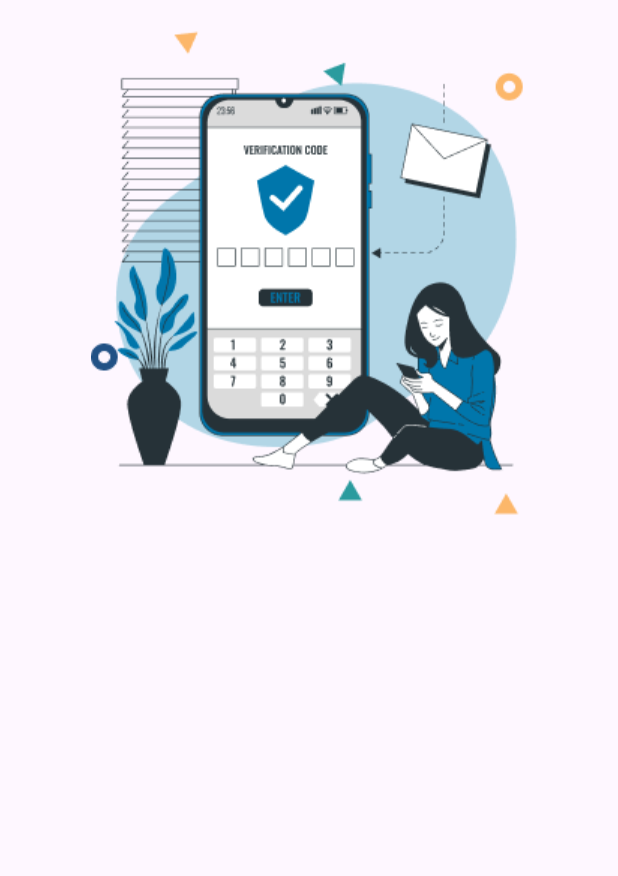
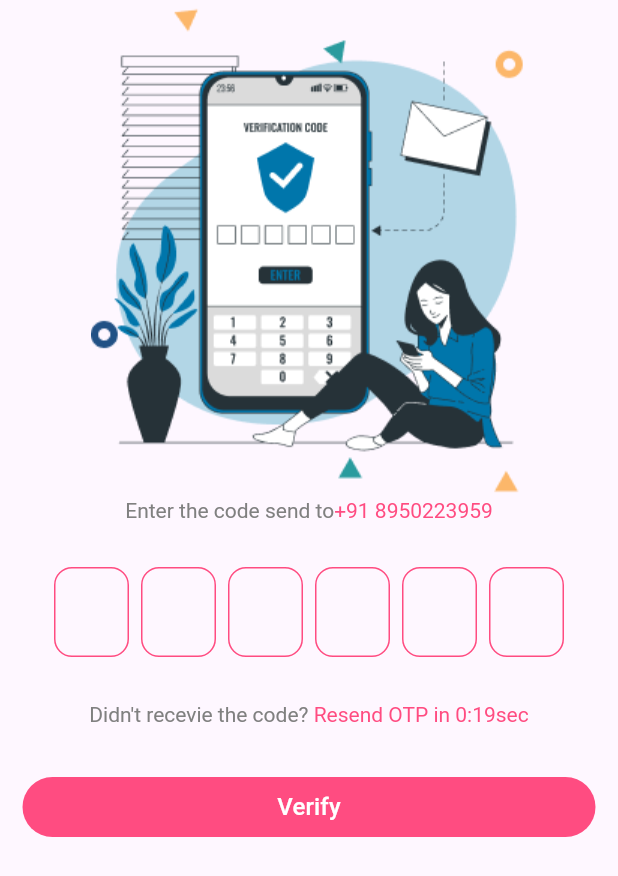
Before and after one commit to batesar007/DatingApp, a Flutter app: the Otpscreen screen opened directly, on a phone screen of 412 x 824 dp. Shown: the top 876 px of the screen. Run offline on Flutter 3.47's test engine with Material 3 defaults, Android fonts, the phone set to English and light mode, and no system bars; drawn by our look-alikes of pinput; our stand-ins replace cloud_firestore, firebase_auth, firebase_core, gap, google_fonts, intl_phone_field and 1 more; accounts and stored records are empty; Roboto replaces fonts that are missing (Ubuntu).

```diff
--- a/lib/resources/components/Btn/CommonBtn.dart
+++ b/lib/resources/components/Btn/CommonBtn.dart
@@ -59,16 +59,13 @@ class CommonBtn extends StatelessWidget {
 //     path.lineTo(size.width, size.height);
 //     path.lineTo(0, size.height);
 //     path.close();
-
 //     canvas.drawPath(path, paint);
 //   }
-
 //   @override
 //   bool shouldRepaint(covariant CustomPainter oldDelegate) {
 //     return false;
 //   }
 // }
-
 // class CustomWavePainterExample extends StatelessWidget {
 //   @override
 //   Widget build(BuildContext context) {
--- a/lib/resources/constant/colorsheet.dart
+++ b/lib/resources/constant/colorsheet.dart
@@ -4,6 +4,8 @@ class Appcolor {
   Color Premiery = const Color(0xFFFF4C81);
   Color White = const Color(0xFFFFffff);
   Color Blue = const Color(0xff3850FB);
-  Color Black = const Color(0xffff);
+  Color Black = const Color(0xff000000);
+  Color grey = const Color(0xFF808080);
+  Color green = Color(0xFF008000);
   // Color SecondPremiery =  Color.fromARGB(0, 249, 71, 166).withOpacity(2);
 }
--- a/lib/screens/Auth/OtpScreen.dart
+++ b/lib/screens/Auth/OtpScreen.dart
@@ -1,33 +1,122 @@
+import 'dart:async';
+
+import 'package:dating_app/resources/components/Btn/CommonBtn.dart';
+import 'package:dating_app/resources/constant/AppService.dart';
 import 'package:dating_app/resources/constant/ImgPath.dart';
 import 'package:dating_app/resources/constant/colorsheet.dart';
 import 'package:dating_app/resources/constant/stylesheet.dart';
+import 'package:dating_app/screens/AppInformationScreen.dart';
 import 'package:flutter/material.dart';
+import 'package:gap/gap.dart';
+import 'package:pinput/pinput.dart';
 
-class Otpscreen extends StatelessWidget {
+class Otpscreen extends StatefulWidget {
   Otpscreen({super.key});
+
+  @override
+  State<Otpscreen> createState() => _OtpscreenState();
+}
+
+class _OtpscreenState extends State<Otpscreen> {
   final appimg = Appimg();
   final font = AppTextTheme();
   final appclr = Appcolor();
+  int time = 20;
+  String otp = "";
+  @override
+  void initState() {
+    // TODO: implement initState
+    super.initState();
+    getTimer();
+  }
+
   @override
   Widget build(BuildContext context) {
     return Scaffold(
       body: SafeArea(
+        child: SingleChildScrollView(
           child: Padding(
-          padding: const EdgeInsets.all(15.0),
+            padding: const EdgeInsets.symmetric(horizontal: 15),
             child: Column(
               children: [
                 Center(child: Image.asset(appimg.Otpimg)),
                 RichText(
                     text: TextSpan(
-                      style: font.fs14Normal().copyWith(color: appclr.Black),
+                        style: font.fs14Normal().copyWith(color: appclr.grey),
                         children: [
                       TextSpan(text: "Enter the code send to"),
-                    TextSpan(text: "+91 8950223959")
-                  ]))
+                      TextSpan(
+                        text: "+91 8950223959",
+                        style:
+                            font.fs14Normal().copyWith(color: appclr.Premiery),
+                      )
+                    ])),
+                Gap(30),
+                Pinput(
+                  onChanged: (v) => setState(() {
+                    otp = v;
+                  }),
+                  length: 6,
+                  mainAxisAlignment: MainAxisAlignment.spaceBetween,
+                  submittedPinTheme: PinTheme(
+                      width: 50,
+                      height: 60,
+                      decoration: BoxDecoration(
+                          border: Border.all(color: appclr.green),
+                          borderRadius: BorderRadius.circular(12))),
+                  focusedPinTheme: PinTheme(
+                      width: 50,
+                      height: 60,
+                      decoration: BoxDecoration(
+                          border: Border.all(color: appclr.green),
+                          borderRadius: BorderRadius.circular(12))),
+                  defaultPinTheme: PinTheme(
+                      width: 50,
+                      height: 60,
+                      decoration: BoxDecoration(
+                          border: Border.all(color: appclr.Premiery),
+                          borderRadius: BorderRadius.circular(12))),
+                ),
+                Gap(30),
+                RichText(
+                    text: TextSpan(
+                        style: font.fs14Normal().copyWith(color: appclr.grey),
+                        children: [
+                      TextSpan(text: "Didn't recevie the code? "),
+                      TextSpan(
+                        text: "Resend OTP in 0:${time}sec",
+                        style:
+                            font.fs14Normal().copyWith(color: appclr.Premiery),
+                      )
+                    ])),
+                Gap(30),
+                Row(
+                  children: [
+                    CommonBtn(
+                        btn_name: "Verify",
+                        isexpanded: true,
+                        onPressed: () {
+                          App_service(context).pushTo(AppInformationScreen());
+                        }),
                   ],
+                )
+              ],
+            ),
           ),
         ),
       ),
     );
   }
+
+  getTimer() {
+    Timer.periodic(Duration(seconds: 1), (timer) {
+      if (time > 0) {
+        time = time - 1;
+        setState(() {});
+      } else {
+        timer.cancel();
+        print("otp time out ");
       }
+    });
+  }
+}
--- a/lib/screens/Auth/PhnNumberScreen.dart
+++ b/lib/screens/Auth/PhnNumberScreen.dart
@@ -18,7 +18,7 @@ class PhnNumberScreen extends StatelessWidget {
     return Scaffold(
       body: SafeArea(
         child: Padding(
-          padding: const EdgeInsets.all(15.0),
+          padding: const EdgeInsets.symmetric(horizontal: 15),
           child: SingleChildScrollView(
             child: Column(
               children: [
@@ -34,6 +34,7 @@ class PhnNumberScreen extends StatelessWidget {
                 ),
                 IntlPhoneField(
                   decoration: InputDecoration(
+                      contentPadding: EdgeInsetsDirectional.only(top: 13),
                       enabledBorder: UnderlineInputBorder(
                           borderSide: BorderSide(color: appclr.Premiery)),
                       focusedBorder: UnderlineInputBorder(
--- a/pubspec.yaml
+++ b/pubspec.yaml
@@ -43,6 +43,7 @@ dependencies:
   google_fonts: ^6.2.1
   gap: ^3.0.1
   intl_phone_field: ^3.2.0
+  pinput: ^4.0.0
 dev_dependencies:
   flutter_test:
     sdk: flutter
```
Also changed, not shown: lib/resources/components/AppData/AppData.dart (added, +18 -0 lines), lib/resources/components/TextFormField/PremieryTxtField.dart (added, +69 -0 lines), lib/screens/AppInformationScreen.dart (added, +99 -0 lines), lib/screens/UserDetialScreen.dart (added, +141 -0 lines), pubspec.lock, 6 other files. Lines whose indentation alone changed are shown as unchanged.
